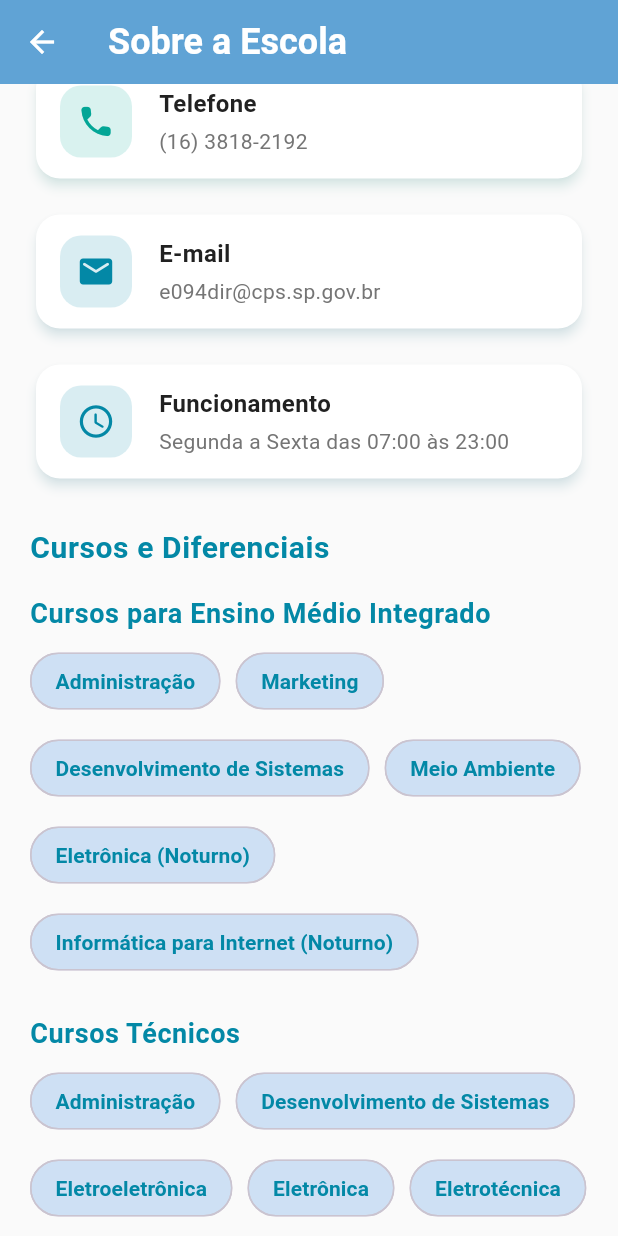
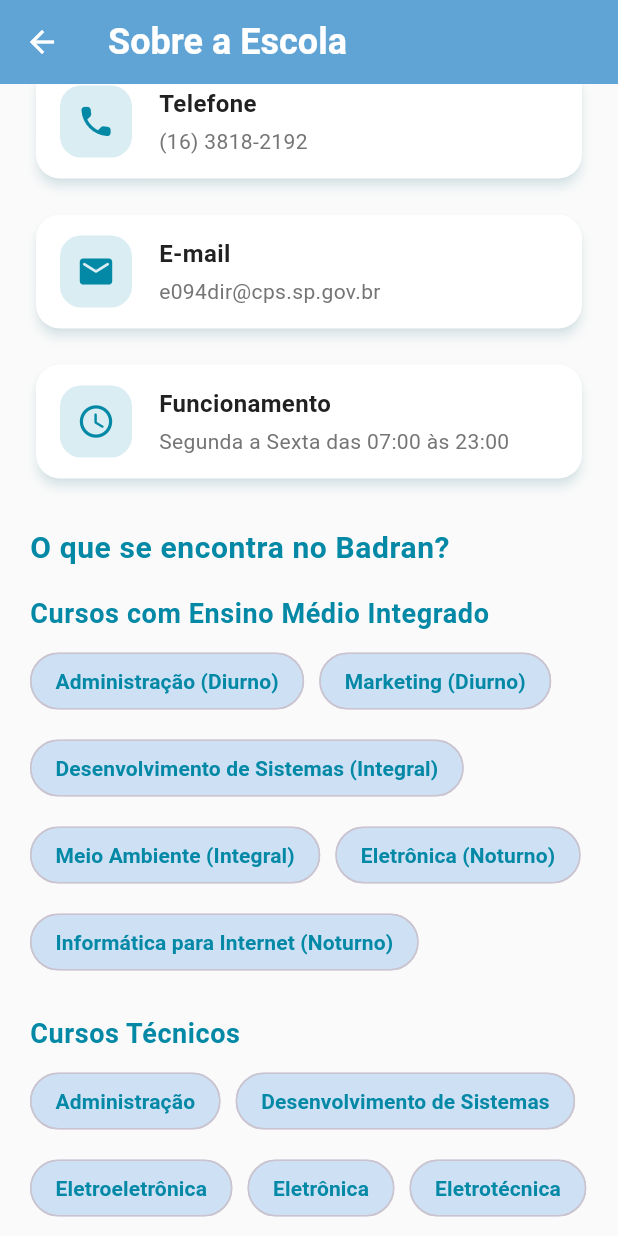
Before and after one commit to MuzelNaty/expoBadran, a Flutter app: the TelaEscola screen opened directly, scrolled down 576 dp, on a phone screen of 412 x 824 dp. Run offline on Flutter 3.47's test engine with Material 3 defaults, Android fonts, the phone set to English and light mode, and no system bars.

Commit message:
escola dnv

```diff
--- a/ssktour/lib/telaEscola.dart
+++ b/ssktour/lib/telaEscola.dart
@@ -50,7 +50,8 @@ class _TelaEscolaState extends State<TelaEscola> {
                 ),
               ),
               child: Row(
-                crossAxisAlignment: CrossAxisAlignment.start,
+                crossAxisAlignment:
+                    CrossAxisAlignment.center,
                 children: [
                   Expanded(
                     flex: 2,
@@ -89,13 +90,9 @@ class _TelaEscolaState extends State<TelaEscola> {
                         ),
                       ],
                     ),
-                      child: SizedBox(
-                        width: 1000,
-                        height: 1000,
                     child: FittedBox(
                       fit: BoxFit.contain,
                       child: Image.asset("imagens/etec.png"),
-                        ),
                     ),
                   ),
                 ],
@@ -107,8 +104,7 @@ class _TelaEscolaState extends State<TelaEscola> {
               child: Column(
                 crossAxisAlignment: CrossAxisAlignment.start,
                 children: [
-                  // Seção Sobre a Escola
-                  const SectionTitle(title: "Sobre a Escola"),
+                  const SectionTitle(title: "Conheça a Escola"),
                   const SizedBox(height: 12),
                   Text(
                     "A Escola Técnica Estadual Pedro Badran, localizada em São Joaquim da Barra, SP, é uma instituição de ensino técnico e médio integrada ao Centro Paula Souza desde 1994. Fundada em 1959, a escola homenageia o imigrante libanês Pedro Badran, que contribuiu para a educação profissionalizante na região.",
@@ -120,19 +116,18 @@ class _TelaEscolaState extends State<TelaEscola> {
                   ),
                   const SizedBox(height: 28),
 
-                  // Cartões de informações principais
                   _InfoCard(
                     icon: Icons.location_on_rounded,
                     title: "Endereço",
                     subtitle: "Rua Maranhão, 1225 - Vila Deienno",
-                    color: accentColor,
+                    color: primaryDark,
                   ),
                   const SizedBox(height: 16),
                   _InfoCard(
                     icon: Icons.call_rounded,
                     title: "Telefone",
                     subtitle: "(16) 3818-2192",
-                    color: accentDark,
+                    color: primaryDark,
                   ),
                   const SizedBox(height: 16),
                   _InfoCard(
@@ -150,16 +145,14 @@ class _TelaEscolaState extends State<TelaEscola> {
                   ),
                   const SizedBox(height: 28),
 
-                  // Cursos e Diferenciais
                   const SectionTitle(
-                    title: "Cursos e Diferenciais",
+                    title: "O que se encontra no Badran?",
                     fontSize: 20,
                   ),
                   const SizedBox(height: 16),
 
-                  // Cursos para Ensino Médio Integrado
                   const SectionTitle(
-                    title: "Cursos para Ensino Médio Integrado",
+                    title: "Cursos com Ensino Médio Integrado",
                     fontSize: 18,
                   ),
                   const SizedBox(height: 8),
@@ -167,17 +160,16 @@ class _TelaEscolaState extends State<TelaEscola> {
                     spacing: 10,
                     runSpacing: 10,
                     children: [
-                      _buildChip("Administração"),
-                      _buildChip("Marketing"),
-                      _buildChip("Desenvolvimento de Sistemas"),
-                      _buildChip("Meio Ambiente"),
+                      _buildChip("Administração (Diurno)"),
+                      _buildChip("Marketing (Diurno)"),
+                      _buildChip("Desenvolvimento de Sistemas (Integral)"),
+                      _buildChip("Meio Ambiente (Integral)"),
                       _buildChip("Eletrônica (Noturno)"),
                       _buildChip("Informática para Internet (Noturno)"),
                     ],
                   ),
                   const SizedBox(height: 24),
 
-                  // Cursos Técnicos
                   const SectionTitle(title: "Cursos Técnicos", fontSize: 18),
                   const SizedBox(height: 8),
                   Wrap(
```
Lines whose indentation alone changed are shown as unchanged.
